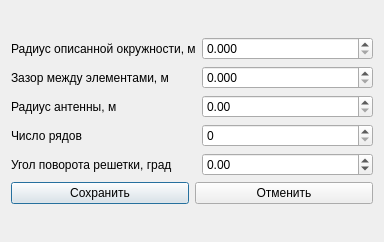
Before: the Qt Designer form antennaArrayParametersHex.ui in PointlessAlbatross/CAD-A_Qt, drawn with Qt 5.
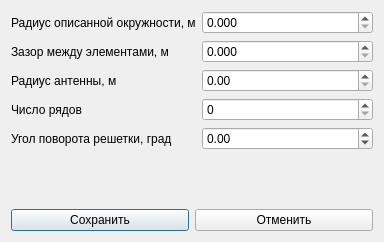
After: the same form once the commit is applied.

```diff
--- a/antennaArrayParametersHex.ui
+++ b/antennaArrayParametersHex.ui
@@ -13,30 +13,10 @@
   <property name="windowTitle">
    <string>Шестиугольный элемент</string>
   </property>
-  <layout class="QGridLayout" name="gridLayout_3">
-   <item row="0" column="0">
-    <layout class="QGridLayout" name="gridLayout_2">
-     <item row="1" column="0">
-      <layout class="QHBoxLayout" name="horizontalLayout">
-       <item>
-        <widget class="QPushButton" name="saveButton">
-         <property name="text">
-          <string>Сохранить</string>
-         </property>
-        </widget>
-       </item>
-       <item>
-        <widget class="QPushButton" name="cancelButton">
-         <property name="text">
-          <string>Отменить</string>
-         </property>
-        </widget>
-       </item>
-      </layout>
-     </item>
-     <item row="0" column="0">
       <layout class="QGridLayout" name="gridLayout">
        <item row="0" column="0">
+    <layout class="QFormLayout" name="formLayout">
+     <item row="0" column="0">
         <widget class="QLabel" name="label">
          <property name="text">
           <string>Радиус опиcанной окружности, м</string>
@@ -140,6 +120,22 @@
         </widget>
        </item>
       </layout>
+   </item>
+   <item row="1" column="0">
+    <layout class="QHBoxLayout" name="horizontalLayout">
+     <item>
+      <widget class="QPushButton" name="saveButton">
+       <property name="text">
+        <string>Сохранить</string>
+       </property>
+      </widget>
+     </item>
+     <item>
+      <widget class="QPushButton" name="cancelButton">
+       <property name="text">
+        <string>Отменить</string>
+       </property>
+      </widget>
      </item>
     </layout>
    </item>
```
Lines whose indentation alone changed are shown as unchanged.
